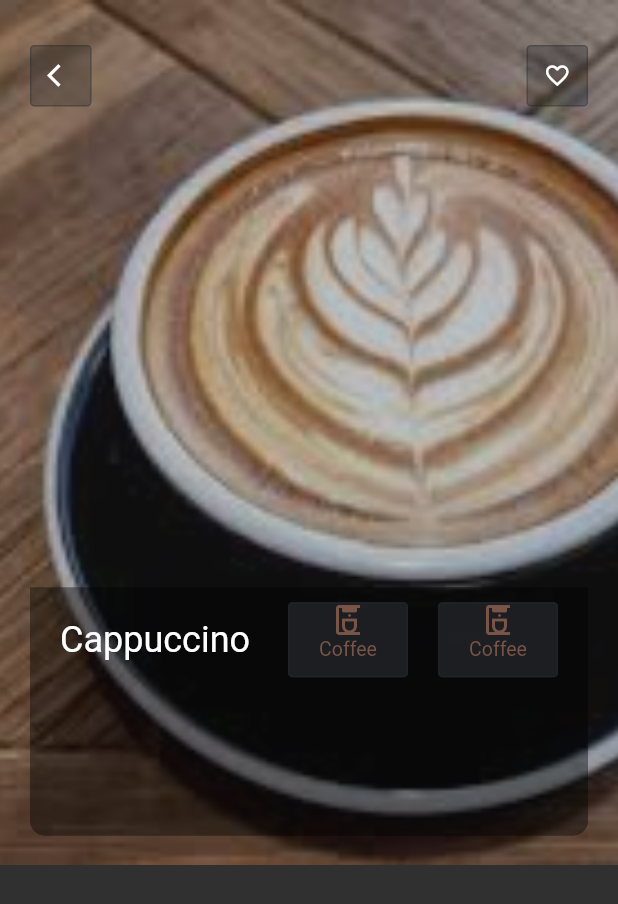
After one commit to mmcodetester/coffee_ui, a Flutter app: the screen it shows after launch, after a tap on "Cappuccino", on a phone screen of 412 x 824 dp. The commit adds this screen. Shown: the top 904 px of the screen. Run offline on Flutter 3.47's test engine with Material 2 defaults, Android fonts, the phone set to English and light mode, and no system bars; drawn by our look-alikes of getwidget; network calls fail.

Commit message:
change ui

```diff
--- a/lib/ui/home_page.dart
+++ b/lib/ui/home_page.dart
@@ -1,6 +1,9 @@
 import 'package:coffee_ui/model/coffee_model.dart';
+import 'package:coffee_ui/ui/sections/header_section.dart';
 import 'package:flutter/material.dart';
 import 'package:getwidget/getwidget.dart';
+
+import 'sections/get_single_item.dart';
 
 class HomePage extends StatefulWidget {
   const HomePage({Key? key}) : super(key: key);
@@ -23,27 +26,7 @@ class _HomePageState extends State<HomePage> {
               crossAxisAlignment: CrossAxisAlignment.start,
               children: [
                 //header
-                Container(
-                  padding: const EdgeInsets.all(20.0),
-                  child: Row(
-                    mainAxisAlignment: MainAxisAlignment.spaceBetween,
-                    children: [
-                      GFIconButton(
-                          shape: GFIconButtonShape.circle,
-                          tooltip: 'menu item',
-                          hoverColor: Colors.transparent,
-                          color: GFColors.DARK,
-                          icon: const Icon(Icons.menu_sharp),
-                          onPressed: () {}),
-                      const GFAvatar(
-                        shape: GFAvatarShape.standard,
-                        radius: 20.0,
-                        backgroundImage: NetworkImage(
-                            'https://assets.survivalinternational.org/pictures/489/4116455578-1f8d781f66-b_screen.jpg'),
-                      )
-                    ],
-                  ),
-                ),
+                const HeaderSection(),
                 //end header
 
                 //title
@@ -142,13 +125,22 @@ class _HomePageState extends State<HomePage> {
                     children: [
                       Padding(
                         padding: const EdgeInsets.only(top: 20, left: 20),
+                        child: InkWell(
+                          onTap: () {
+                            Navigator.push(
+                              context,
+                              MaterialPageRoute(
+                                  builder: (context) => const MyWidget()),
+                            );
+                          },
                           child: Container(
                             decoration: const BoxDecoration(
                                 borderRadius:
                                     BorderRadius.all(Radius.circular(20.0)),
                                 color: Colors.black54),
                             constraints: BoxConstraints(
-                              maxWidth: MediaQuery.of(context).size.width * 0.2,
+                                maxWidth:
+                                    MediaQuery.of(context).size.width * 0.2,
                                 maxHeight:
                                     MediaQuery.of(context).size.width * 0.49),
                             child: Column(
@@ -195,6 +187,7 @@ class _HomePageState extends State<HomePage> {
                                   ),
                                 )
                               ],
+                            ),
                           ),
                         ),
                       ),
--- /dev/null
+++ b/lib/ui/sections/get_single_item.dart
@@ -0,0 +1,162 @@
+import 'package:flutter/material.dart';
+import 'package:getwidget/components/button/gf_icon_button.dart';
+import 'package:getwidget/getwidget.dart';
+
+class MyWidget extends StatefulWidget {
+  const MyWidget({Key? key}) : super(key: key);
+
+  @override
+  State<MyWidget> createState() => _MyWidgetState();
+}
+
+class _MyWidgetState extends State<MyWidget> {
+  @override
+  Widget build(BuildContext context) {
+    var size = MediaQuery.of(context).size;
+    return Scaffold(body: SingleChildScrollView(
+      child: LayoutBuilder(
+        builder: ((context, constraints) {
+          return Column(
+            crossAxisAlignment: CrossAxisAlignment.start,
+            mainAxisAlignment: MainAxisAlignment.start,
+            children: [
+              Container(
+                //margin: const EdgeInsets.all(20.0),
+                padding:
+                    const EdgeInsets.only(top: 20.0, left: 20.0, right: 20.0),
+                height: size.height * 0.7,
+                decoration: const BoxDecoration(
+                    image: DecorationImage(
+                        opacity: 0.7,
+                        fit: BoxFit.cover,
+                        image: AssetImage('images/coffee4.jpg'))),
+                child: Column(
+                  mainAxisAlignment: MainAxisAlignment.start,
+                  crossAxisAlignment: CrossAxisAlignment.start,
+                  children: [
+                    const SizedBox(
+                      height: 10,
+                    ),
+                    Row(
+                      mainAxisAlignment: MainAxisAlignment.spaceBetween,
+                      children: [
+                        GFIconButton(
+                            color: GFColors.DARK.withOpacity(0.3),
+                            icon: const Icon(Icons.arrow_back_ios),
+                            onPressed: () {
+                              Navigator.pop(context);
+                            }),
+                        GFIconButton(
+                            color: GFColors.DARK.withOpacity(0.3),
+                            icon: const Icon(Icons.favorite_border_outlined),
+                            onPressed: () {}),
+                      ],
+                    ),
+                    Container(
+                      padding: EdgeInsets.zero,
+                      height: size.height * 0.389,
+                      //color: Colors.white,
+                      child: const SizedBox(),
+                    ),
+                    Container(
+                      height: size.height * 0.201,
+                      width: double.infinity,
+                      decoration: BoxDecoration(
+                          color: Colors.black.withOpacity(0.4),
+                          borderRadius: const BorderRadius.only(
+                              bottomLeft: Radius.circular(10.0),
+                              bottomRight: Radius.circular(10.0))),
+                      child: Column(
+                        mainAxisAlignment: MainAxisAlignment.start,
+                        crossAxisAlignment: CrossAxisAlignment.start,
+                        children: [
+                          const SizedBox(
+                            height: 10.0,
+                          ),
+                          Row(
+                            mainAxisAlignment: MainAxisAlignment.start,
+                            children: [
+                              const Expanded(
+                                flex: 4,
+                                child: Padding(
+                                  padding: EdgeInsets.only(left: 20),
+                                  child: Text("Cappuccino",
+                                      style: TextStyle(fontSize: 24.0)),
+                                ),
+                              ),
+                              Container(
+                                padding: EdgeInsets.zero,
+                                height: 50,
+                                child: Padding(
+                                  padding: const EdgeInsets.only(right: 20.0),
+                                  child: GFButton(
+                                    color: GFColors.DARK.withOpacity(0.8),
+                                    constraints: const BoxConstraints(
+                                      minHeight: 80,
+                                    ),
+                                    onPressed: () {},
+                                    child: Column(
+                                      children: const [
+                                        Icon(
+                                          Icons.coffee_maker_outlined,
+                                          color: Colors.brown,
+                                        ),
+                                        Text(
+                                          "Coffee",
+                                          style: TextStyle(color: Colors.brown),
+                                        )
+                                      ],
+                                    ),
+                                  ),
+                                ),
+                              ),
+                              Container(
+                                padding: EdgeInsets.zero,
+                                height: 50,
+                                child: Padding(
+                                  padding: const EdgeInsets.only(right: 20.0),
+                                  child: GFButton(
+                                    color: GFColors.DARK.withOpacity(0.8),
+                                    constraints: const BoxConstraints(
+                                      minHeight: 80,
+                                    ),
+                                    onPressed: () {},
+                                    child: Column(
+                                      children: const [
+                                        Icon(
+                                          Icons.coffee_maker_outlined,
+                                          color: Colors.brown,
+                                        ),
+                                        Text(
+                                          "Coffee",
+                                          style: TextStyle(color: Colors.brown),
+                                        )
+                                      ],
+                                    ),
+                                  ),
+                                ),
+                              )
+                            ],
+                          ),
+                        ],
+                      ),
+                    )
+                  ],
+                ),
+              ),
+              // Stack(
+              //   children: [
+              //     Container(
+              //       margin: EdgeInsets.only(top: size.height * 0.4),
+              //       color: Colors.grey.withOpacity(0.1),
+              //       height: 500,
+              //     )
+              //   ],
+              // ),
+            ],
+          );
+        }),
+      ),
+    ));
+  }
+}
--- /dev/null
+++ b/lib/ui/sections/header_section.dart
@@ -0,0 +1,31 @@
+import 'package:flutter/material.dart';
+import 'package:getwidget/getwidget.dart';
+
+class HeaderSection extends StatelessWidget {
+  const HeaderSection({Key? key}) : super(key: key);
+
+  @override
+  Widget build(BuildContext context) {
+    return Container(
+      padding: const EdgeInsets.all(20.0),
+      child: Row(
+        mainAxisAlignment: MainAxisAlignment.spaceBetween,
+        children: [
+          GFIconButton(
+              shape: GFIconButtonShape.circle,
+              tooltip: 'menu item',
+              hoverColor: Colors.transparent,
+              color: GFColors.DARK,
+              icon: const Icon(Icons.menu_sharp),
+              onPressed: () {}),
+          const GFAvatar(
+            shape: GFAvatarShape.standard,
+            radius: 20.0,
+            backgroundImage: NetworkImage(
+                'https://assets.survivalinternational.org/pictures/489/4116455578-1f8d781f66-b_screen.jpg'),
+          )
+        ],
+      ),
+    );
+  }
+}
```
Also changed, not shown: screenshot.png (added). Lines whose indentation alone changed are shown as unchanged.
